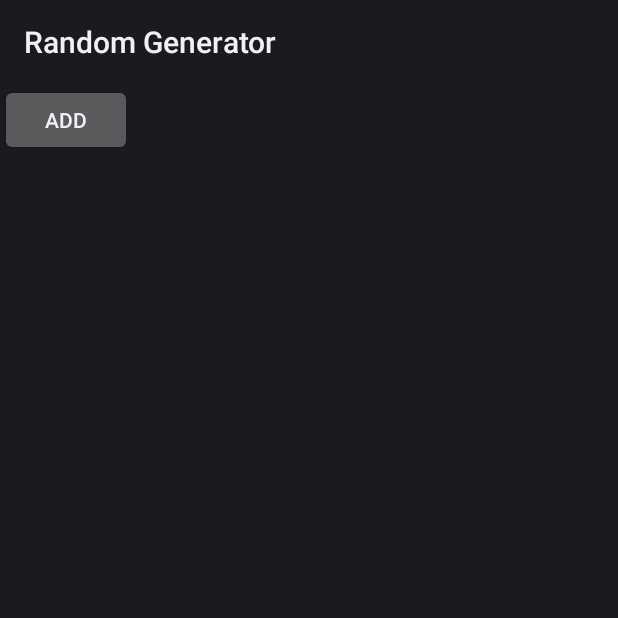
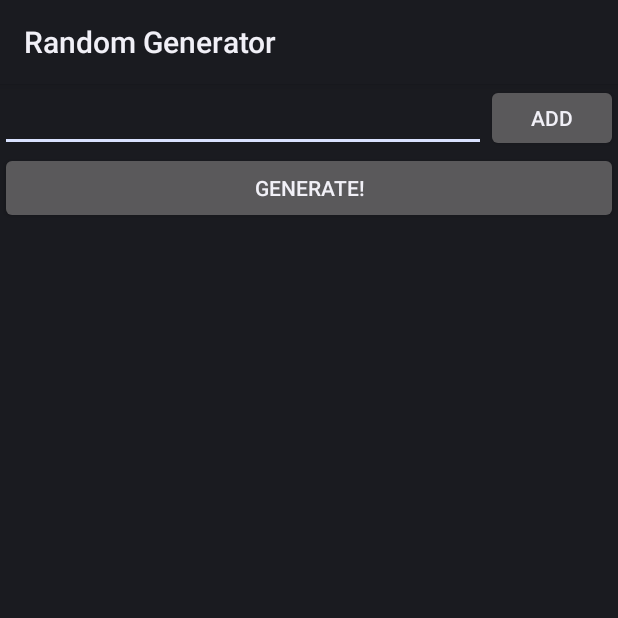
Before and after one commit to Geno1024/random-generator, an Android app: the screen it shows after launch (MainActivity), on a phone screen of 412 x 824 dp, the top half of it. Run offline under Robolectric (Android 15) with nearby library versions, the phone set to English and light mode, and no system bars.

Commit message:
[update] Almost finished.

```diff
--- a/app/src/main/res/layout/activity_main.xml
+++ b/app/src/main/res/layout/activity_main.xml
@@ -5,31 +5,42 @@
 	android:layout_height="match_parent">
 	<RelativeLayout
 		android:layout_width="match_parent"
-		android:layout_height="wrap_content">
+		android:layout_height="wrap_content"
+		android:id="@+id/topBar">
 		<EditText
-			android:layout_width="wrap_content"
+			android:layout_width="match_parent"
 			android:layout_height="wrap_content"
 			android:id="@+id/text"
-			android:inputType="text"/>
+			android:inputType="text"
+			android:layout_toLeftOf="@+id/btn"
+			android:layout_toStartOf="@+id/btn"/>
 		<Button
 			android:layout_width="wrap_content"
 			android:layout_height="wrap_content"
 			android:id="@+id/btn"
-			android:text="@string/add"/>
+			android:text="@string/add"
+			android:layout_alignBottom="@+id/text"
+			android:layout_alignParentRight="true"
+			android:layout_alignParentEnd="true"/>
 	</RelativeLayout>
+	<Button
+		android:layout_width="match_parent"
+		android:layout_height="wrap_content"
+		android:text="@string/gen"
+		android:id="@+id/gen"
+		android:layout_below="@+id/topBar"
+		android:layout_alignParentLeft="true"
+		android:layout_alignParentStart="true"/>
 	<ScrollView
 		android:layout_width="match_parent"
-		android:layout_height="wrap_content">
+		android:layout_height="wrap_content"
+		android:layout_alignParentBottom="true"
+		android:layout_below="@+id/gen">
 		<LinearLayout
 			android:layout_width="match_parent"
 			android:layout_height="wrap_content"
 			android:id="@+id/mainList"
 			android:orientation="vertical">
-			<TextView
-				android:layout_width="match_parent"
-				android:layout_height="match_parent"
-				android:text="@string/desc"
-				android:id="@+id/desc"/>
 		</LinearLayout>
 	</ScrollView>
 </RelativeLayout>
--- a/app/src/main/res/values/strings.xml
+++ b/app/src/main/res/values/strings.xml
@@ -2,4 +2,6 @@
 	<string name="app_name">Random Generator</string>
 	<string name="add">Add</string>
 	<string name="desc">Long click to delete.</string>
+	<string name="gen">Generate!</string>
+	<string name="res">Result</string>
 </resources>
```
Also changed, not shown: app/src/main/java/com/T3604/rangen/MainActivity.java (+76 -4 lines), 1 other file.
